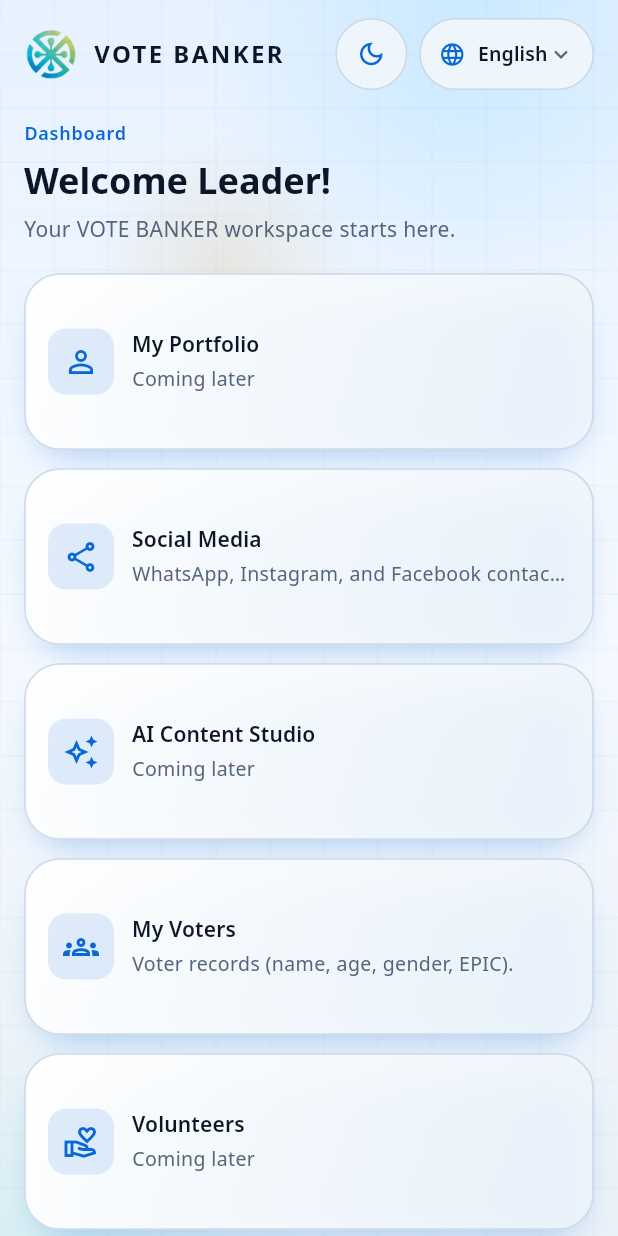
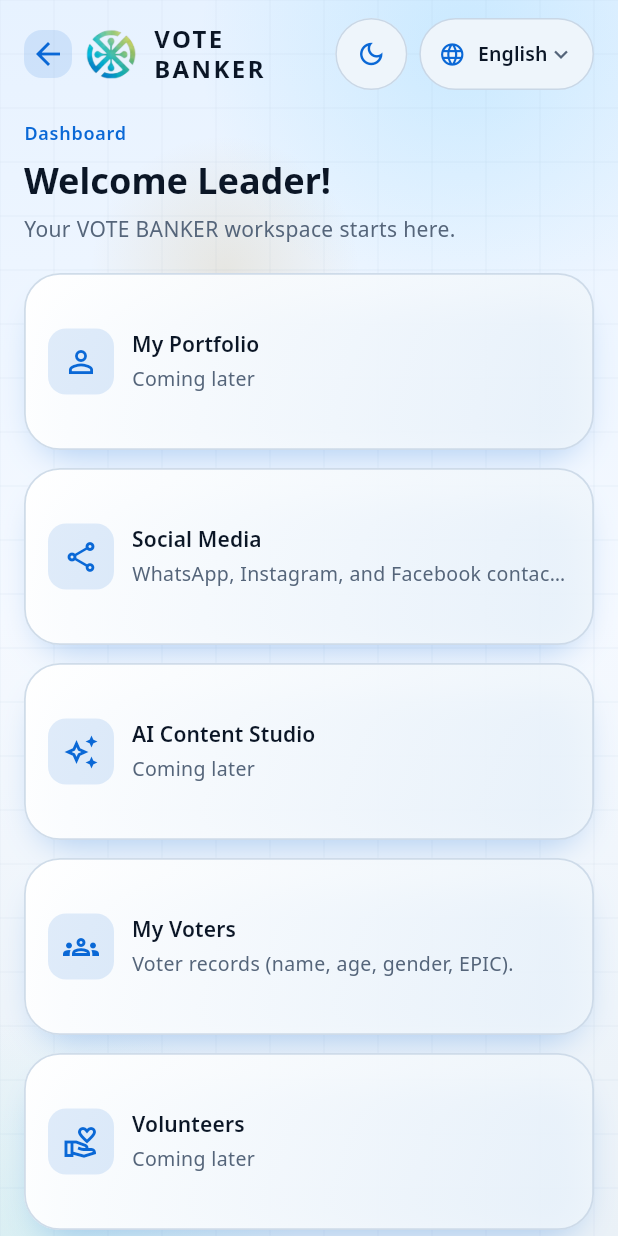
Before and after one commit to votebanker-official/VoteBanker_Frontend, a Flutter app: the DashboardPlaceholderScreen screen opened by its route, on a phone screen of 412 x 824 dp. Run offline on Flutter 3.47's test engine with Material 3 defaults, Android fonts, the phone set to English and light mode, and no system bars; our stand-ins replace flutter_svg, google_fonts, image_picker, pdf, share_plus, shared_preferences and 1 more; missing offline and left inert: dart:html, dart:ui_web; accounts and stored records are empty; project files that could hold a hidden picture were left out.

Commit message:
Add dashboard and social setup back navigation

```diff
--- a/lib/features/dashboard/screens/dashboard_placeholder_screen.dart
+++ b/lib/features/dashboard/screens/dashboard_placeholder_screen.dart
@@ -69,6 +69,26 @@ class DashboardPlaceholderScreen extends StatelessWidget {
                     padding: EdgeInsets.fromLTRB(horizontal, 12, horizontal, 0),
                     child: Row(
                       children: [
+                        if (Navigator.of(context).canPop()) ...[
+                          IconButton(
+                            tooltip: l10n.back,
+                            visualDensity: VisualDensity.compact,
+                            style: IconButton.styleFrom(
+                              foregroundColor: context.palette.accent,
+                              backgroundColor: context.palette.accent
+                                  .withValues(alpha: 0.12),
+                              shape: RoundedRectangleBorder(
+                                borderRadius: BorderRadius.circular(12),
+                              ),
+                              minimumSize: const Size(40, 40),
+                              tapTargetSize: MaterialTapTargetSize.shrinkWrap,
+                              padding: EdgeInsets.zero,
+                            ),
+                            onPressed: () => AppRouter.popIfPossible(context),
+                            icon: const Icon(Icons.arrow_back),
+                          ),
+                          const SizedBox(width: 8),
+                        ],
                         ClipOval(
                           child: Image.asset(
                             AppAssets.logo,
```
Also changed, not shown: lib/app/routing/app_router.dart (+13 -0 lines), lib/features/onboarding/screens/social_setup_screen.dart (+12 -0 lines), 1 other file.
